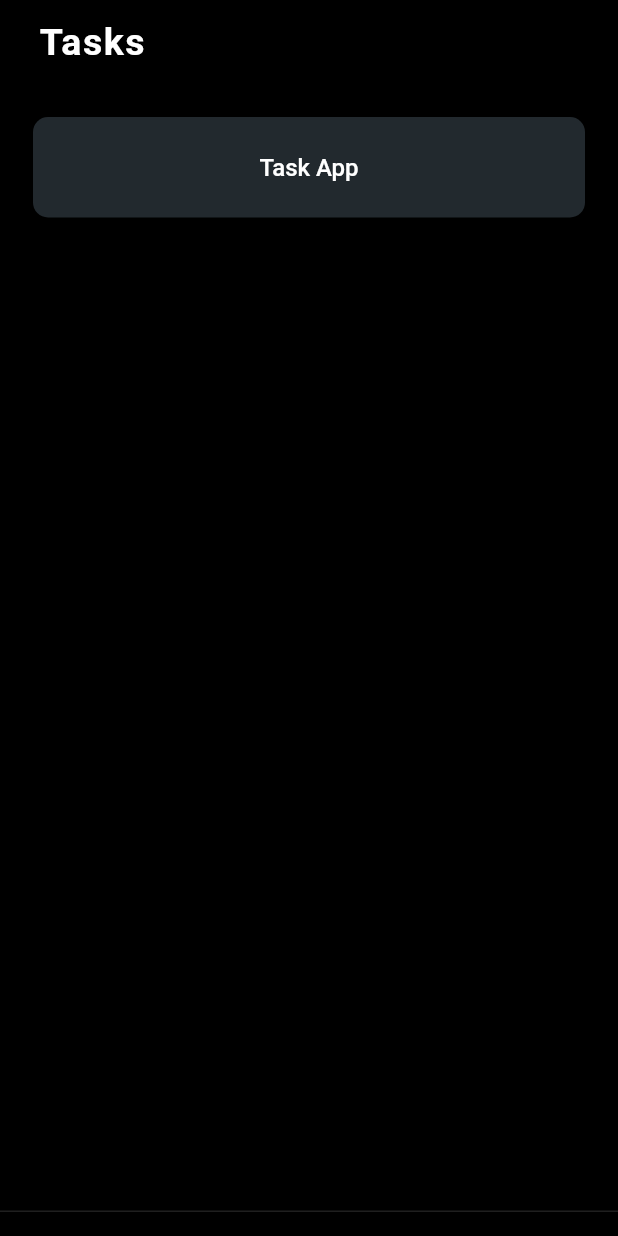
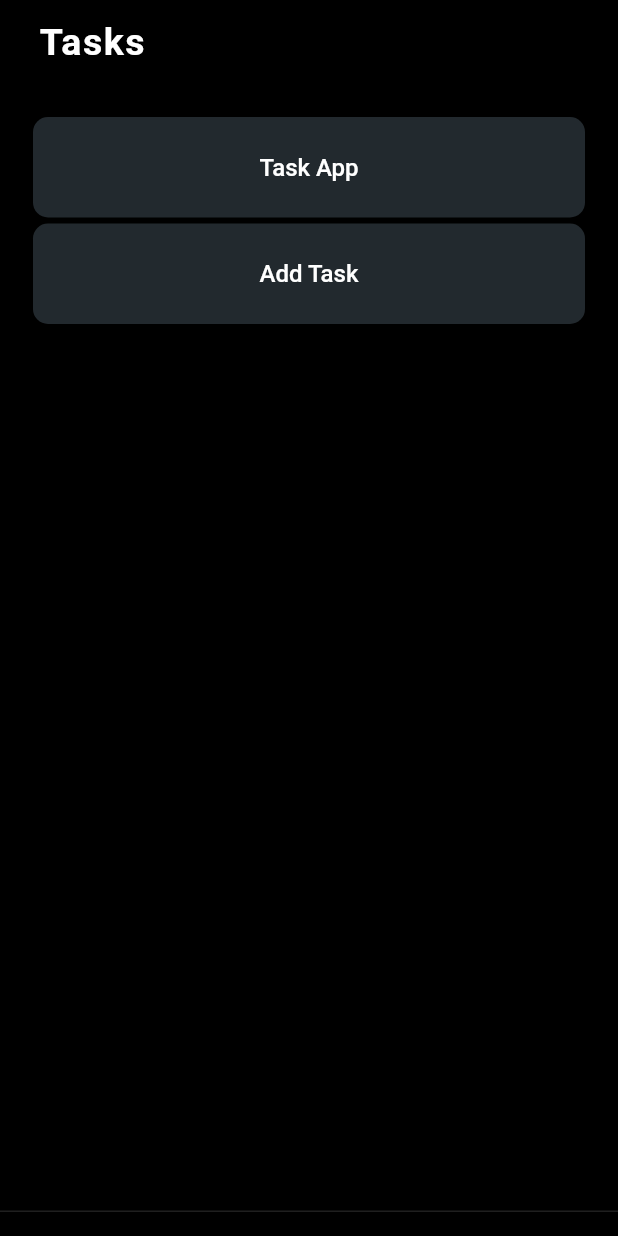
Before and after one commit to clavell/what_when, a Flutter app: the screen it shows after launch, on a phone screen of 412 x 824 dp. Run offline on Flutter 3.47's test engine with Material 2 defaults, Android fonts, the phone set to English and light mode, and no system bars; our stand-ins replace built_collection, built_value, google_fonts; generated files the repository leaves out were written again; Roboto replaces fonts that are missing (Sanchez).

Commit message:
refactors task list view to have add task button

```diff
--- a/lib/screen/task_list_screen.dart
+++ b/lib/screen/task_list_screen.dart
@@ -40,25 +40,7 @@ class _TaskListScreenState extends State<TaskListScreen> {
           ),
           body: Padding(
             padding: const EdgeInsets.all(20.0),
-            child: ListView(
-              children: subTasks
-                  .map((e) => GestureDetector(
-                        onLongPress: () {
-                          Navigator.push(
-                              context,
-                              MaterialPageRoute(
-                                  builder: (context) =>
-                                      TaskListScreen(mainTask: e.id)));
-                          // setState(() {
-                          //   mainTask = e.id;
-                          // });
-                        },
-                        child: ListItemCard(
-                          task: e,
-                        ),
-                      ))
-                  .toList(),
-            ),
+            child: ListView(children: buildTaskList(subTasks, context)),
           ),
         );
         // return Center(
@@ -66,4 +48,62 @@ class _TaskListScreenState extends State<TaskListScreen> {
       },
     );
   }
+
+  List<GestureDetector> buildTaskList(
+      UnmodifiableListView<TaskModel> subTasks, BuildContext context) {
+    List<GestureDetector> subtasklist = subTasks
+        .map((e) => GestureDetector(
+              onLongPress: () {
+                Navigator.push(
+                    context,
+                    MaterialPageRoute(
+                        builder: (context) => TaskListScreen(mainTask: e.id)));
+                // });
+              },
+              child: ListItemCard(
+                title: e.title,
+              ),
+            ))
+        .toList();
+
+    return subtasklist +
+        [
+          GestureDetector(
+            onTap: () {
+              showModalBottomSheet<void>(
+                context: context,
+                builder: (BuildContext context) {
+                  return Container(
+                    height: 200,
+                    // color: Colors.amber,
+                    child: Center(
+                      child: Column(
+                        mainAxisAlignment: MainAxisAlignment.center,
+                        mainAxisSize: MainAxisSize.min,
+                        children: <Widget>[
+                          const Text('Modal BottomSheet'),
+                          ElevatedButton(
+                            child: const Text('Close BottomSheet'),
+                            onPressed: () => Navigator.pop(context),
+                          )
+                        ],
+                      ),
+                    ),
+                  );
+                },
+              );
+            },
+            child: ListItemCard(
+              title: 'Add Task',
+            ),
+          )
+        ];
+  }
 }
+
+class addTaskButton extends StatelessWidget {
+  @override
+  Widget build(BuildContext context) {
+    return Container();
+  }
+}
--- a/lib/widgets/list_item_card.dart
+++ b/lib/widgets/list_item_card.dart
@@ -1,11 +1,12 @@
 import 'package:flutter/material.dart';
-import 'package:what_when/model/TaskModel.dart';
 
 class ListItemCard extends StatelessWidget {
-  final TaskModel task;
+  final String title;
+  final Widget leading;
 
   const ListItemCard({
-    this.task,
+    this.leading,
+    this.title,
     Key key,
   }) : super(key: key);
 
@@ -23,12 +24,12 @@ class ListItemCard extends StatelessWidget {
           color: Color(0xFF22292E),
         ),
         child: ListTile(
+          leading: leading,
           // trailing: ,
           title: Padding(
             padding: const EdgeInsets.all(20.0),
             child: Center(
-              child: Text('${task.title}',
-                  style: Theme.of(context).textTheme.bodyText1
+              child: Text(title, style: Theme.of(context).textTheme.bodyText1
                   // style: TextStyle(
                   //   letterSpacing: 0.5,
                   //   fontWeight: FontWeight.w100,
```
